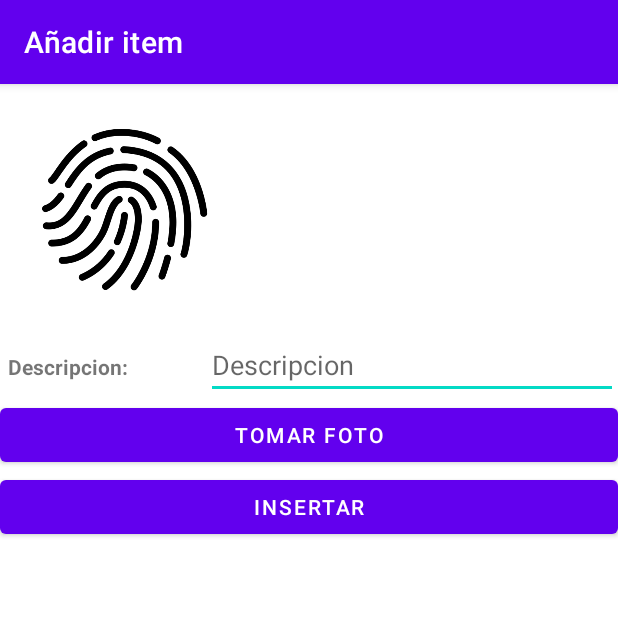
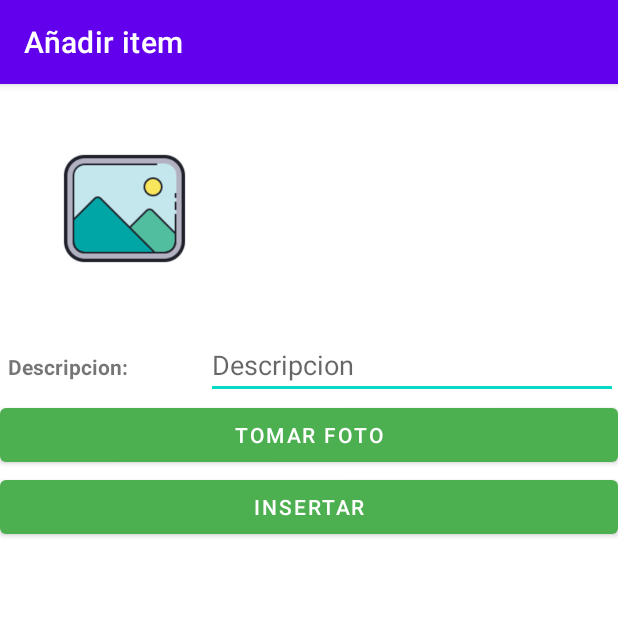
Before and after one commit to Enmeca/Lab06-Moviles, an Android app: the AddItems screen opened directly, with no data from a screen before it, on a phone screen of 412 x 824 dp, the top half of it. Run offline under Robolectric (Android 15) with nearby library versions, the phone set to English and light mode, and no system bars.

Commit message:
Image image

```diff
--- a/Lab06/app/src/main/res/layout/camera_activity.xml
+++ b/Lab06/app/src/main/res/layout/camera_activity.xml
@@ -12,7 +12,7 @@
         android:id="@+id/item_foto"
         android:layout_width="115dp"
         android:layout_height="115dp"
-        app:srcCompat="@drawable/fingerprint" />
+        app:srcCompat="@drawable/imageicon" />
 
     <LinearLayout
         android:layout_marginTop="24dp"
@@ -48,9 +48,10 @@
         <Button
             android:id="@+id/photoBtn"
             android:layout_width="0dp"
+            android:layout_height="wrap_content"
             android:layout_weight="1"
-            android:layout_height="wrap_content"
-            android:text="Tomar Foto" />
+            android:text="Tomar Foto"
+            app:backgroundTint="#4CAF50" />
 
 
     </LinearLayout>
@@ -63,9 +64,10 @@
         <Button
             android:id="@+id/insertBtn"
             android:layout_width="0dp"
+            android:layout_height="wrap_content"
             android:layout_weight="1"
-            android:layout_height="wrap_content"
-            android:text="Insertar" />
+            android:text="Insertar"
+            app:backgroundTint="#4CAF50" />
 
 
     </LinearLayout>
--- a/Lab06/app/src/main/res/layout/items_list.xml
+++ b/Lab06/app/src/main/res/layout/items_list.xml
@@ -32,7 +32,8 @@
                 android:layout_width="match_parent"
                 android:layout_height="wrap_content"
                 android:layout_weight="1"
-                android:text="Agregar ITEM" />
+                android:text="Agregar ITEM"
+                app:backgroundTint="#4CAF50" />
 
             <androidx.recyclerview.widget.RecyclerView
                 android:id="@+id/students_list"
```
Also changed, not shown: Lab06/app/src/main/res/drawable/imageicon.png (added).
